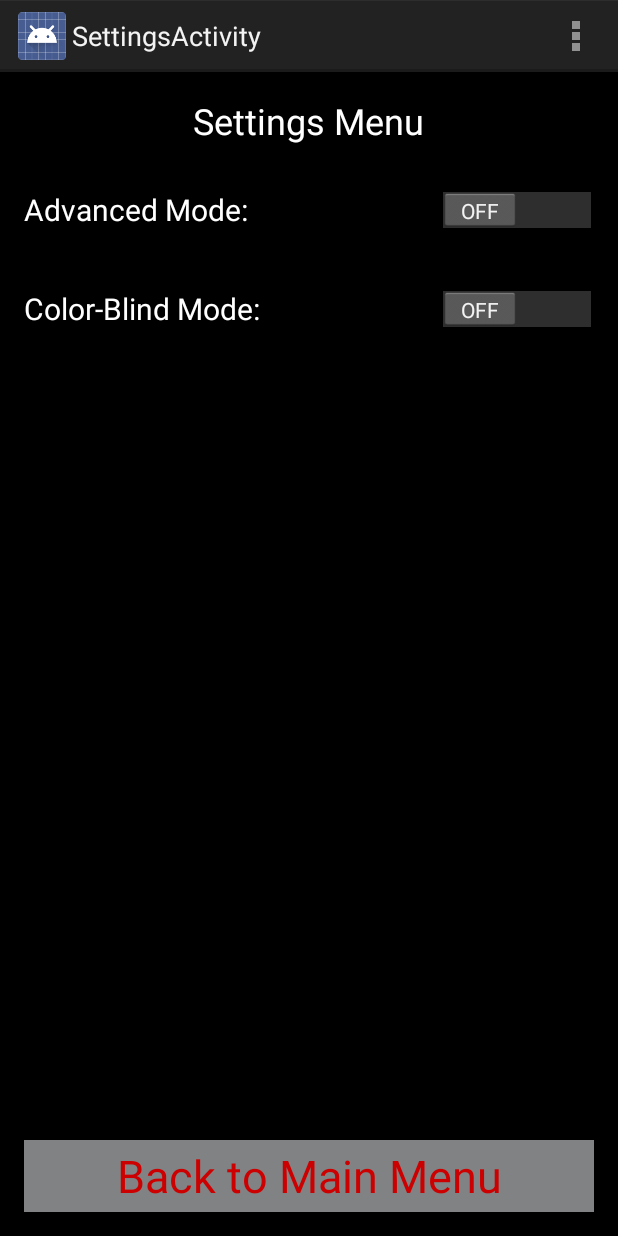
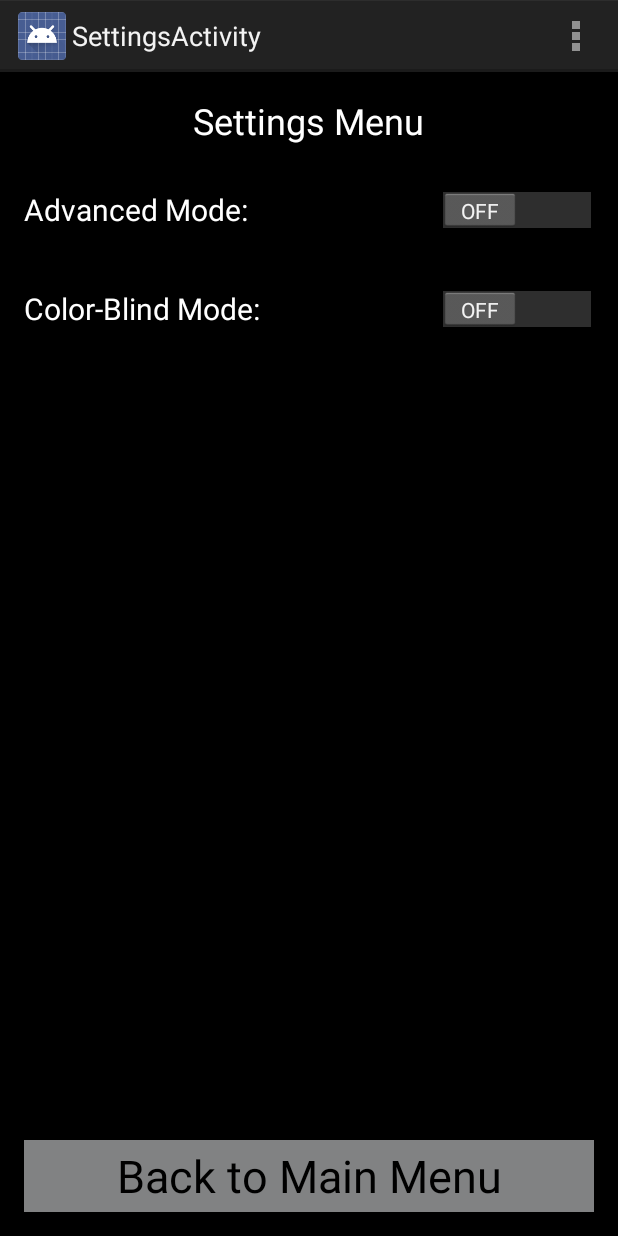
Before and after one commit to astam006/HeartMonitorApplication, an Android app: the SettingsActivity screen opened directly, with no data from a screen before it, on a phone screen of 412 x 824 dp. Run offline under Robolectric (Android 15) with nearby library versions, the phone set to English and light mode, and no system bars.

Commit message:
Dummy commit - reverting a color change.

```diff
--- a/HM_app/app/src/main/res/layout/activity_settings.xml
+++ b/HM_app/app/src/main/res/layout/activity_settings.xml
@@ -52,7 +52,6 @@
         android:layout_width="wrap_content"
         android:layout_height="wrap_content"
         android:text="Back to Main Menu"
-        android:textColor="@android:color/holo_red_dark"
         android:id="@+id/saveSettingsButton"
         android:layout_alignParentBottom="true"
         android:layout_alignParentRight="true"
```
